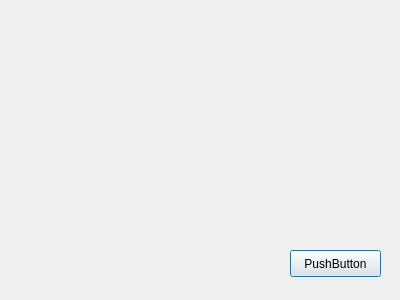
Above: settings.ui from netpipe/cannachat before the change. Below: the same form after it.
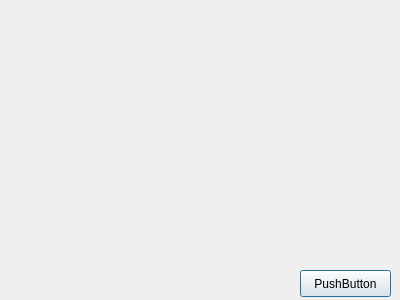
That is the form after the change.

What changed in the file:
```diff
--- a/settings.ui
+++ b/settings.ui
@@ -16,8 +16,8 @@
   <widget class="QPushButton" name="pushButton">
    <property name="geometry">
     <rect>
-     <x>290</x>
-     <y>250</y>
+     <x>300</x>
+     <y>270</y>
      <width>91</width>
      <height>27</height>
     </rect>
```
